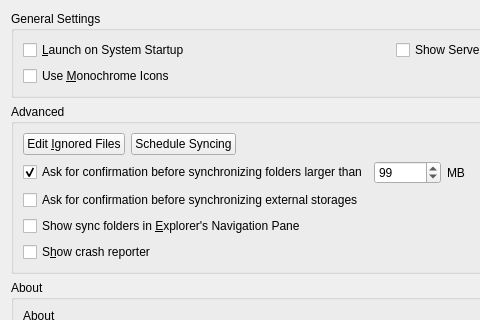
nextcloud/desktop, file src/gui/generalsettings.ui: the form before one commit; both pictures show x 0 to 480 and y 0 to 320 of the 785 by 523 pixel window.
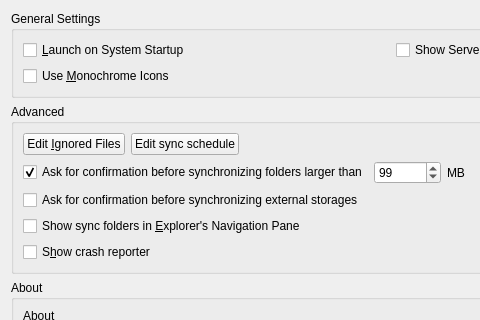
The form after the commit.

Commit message: Change interface design in scheduler

What changed in the file:
```diff
--- a/src/gui/generalsettings.ui
+++ b/src/gui/generalsettings.ui
@@ -175,7 +175,7 @@
         <item>
          <widget class="QPushButton" name="scheduleSyncingButton">
           <property name="text">
-           <string>Schedule Syncing</string>
+           <string>Edit sync schedule</string>
           </property>
          </widget>
         </item>
```
The commit also changes 6 other files.
